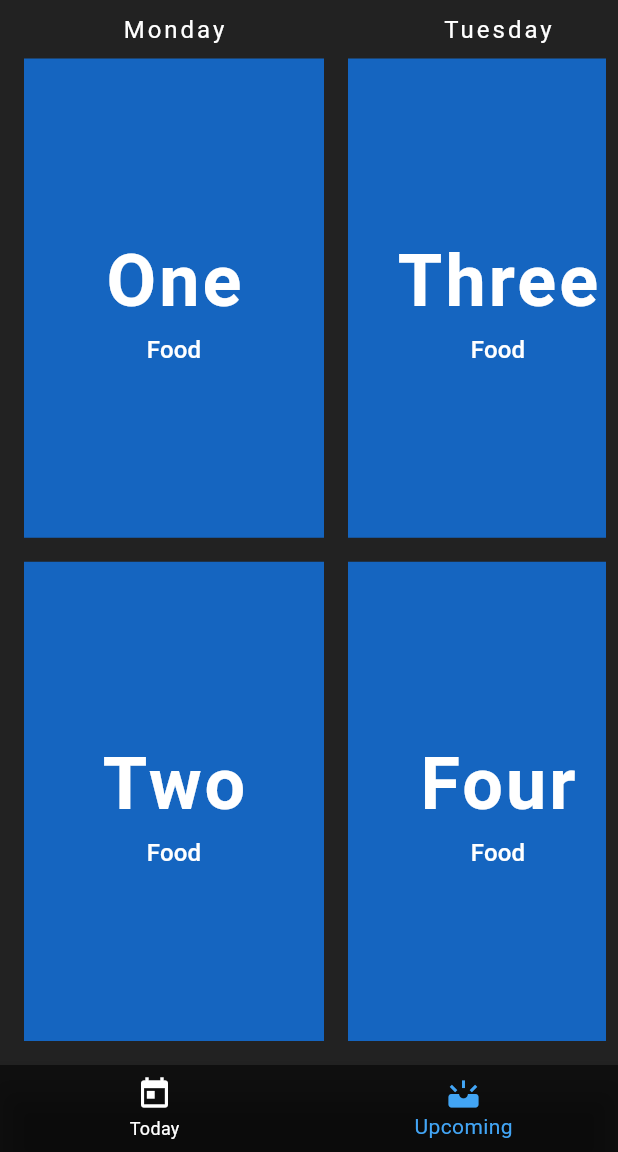
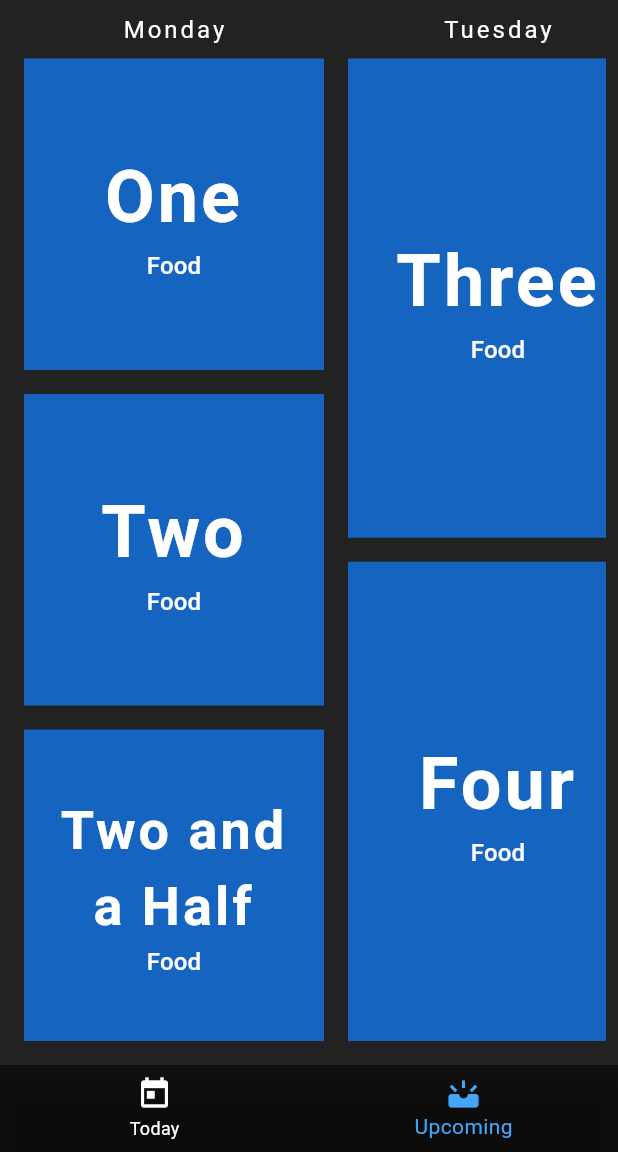
Before and after one commit to Shuflduf/JCS-Cravens, a Flutter app: the screen it shows after launch, item 2 of the bottom bar chosen, on a phone screen of 412 x 824 dp, the part 84-1236 px from its top. Run offline on Flutter 3.47's test engine with Material 3 defaults, Android fonts, the phone set to English and light mode, and no system bars; drawn by our look-alikes of auto_size_text; Roboto replaces fonts that are missing (RobotoMono).

Commit message:
auto fitting text

```diff
--- a/frontend/lib/menu_item.dart
+++ b/frontend/lib/menu_item.dart
@@ -1,3 +1,4 @@
+import 'package:auto_size_text/auto_size_text.dart';
 import 'package:flutter/material.dart';
 
 class MenuItem extends StatefulWidget {
@@ -25,8 +26,10 @@ class MenuItemState extends State<MenuItem> {
           child: Column(
             mainAxisAlignment: MainAxisAlignment.center,
             children: [
-              Text(
+              AutoSizeText(
                 widget.content,
+                maxLines: 2,
+                textAlign: TextAlign.center,
                 style: const TextStyle(
                   color: Colors.white,
                   fontSize: 48.0,
@@ -37,6 +40,7 @@ class MenuItemState extends State<MenuItem> {
               ),
               Text(
                 widget.type,
+                textAlign: TextAlign.center,
                 style: const TextStyle(
                   color: Colors.white,
                   fontSize: 16.0,
--- a/frontend/lib/upcoming.dart
+++ b/frontend/lib/upcoming.dart
@@ -13,7 +13,7 @@ class UpcomingMenu extends StatefulWidget {
   const UpcomingMenu({super.key});
 
   static const List<List<String>> data = [
-    ["One", "Two"],
+    ["One", "Two", "Two and a Half"],
     ["Three", "Four"],
     ["Five", "Six"],
     ["Seven", "Eight"],
--- a/frontend/pubspec.yaml
+++ b/frontend/pubspec.yaml
@@ -28,6 +28,7 @@ environment:
 # the latest version available on pub.dev. To see which dependencies have newer
 # versions available, run `flutter pub outdated`.
 dependencies:
+  auto_size_text: ^3.0.0
   flutter:
     sdk: flutter
 
```
